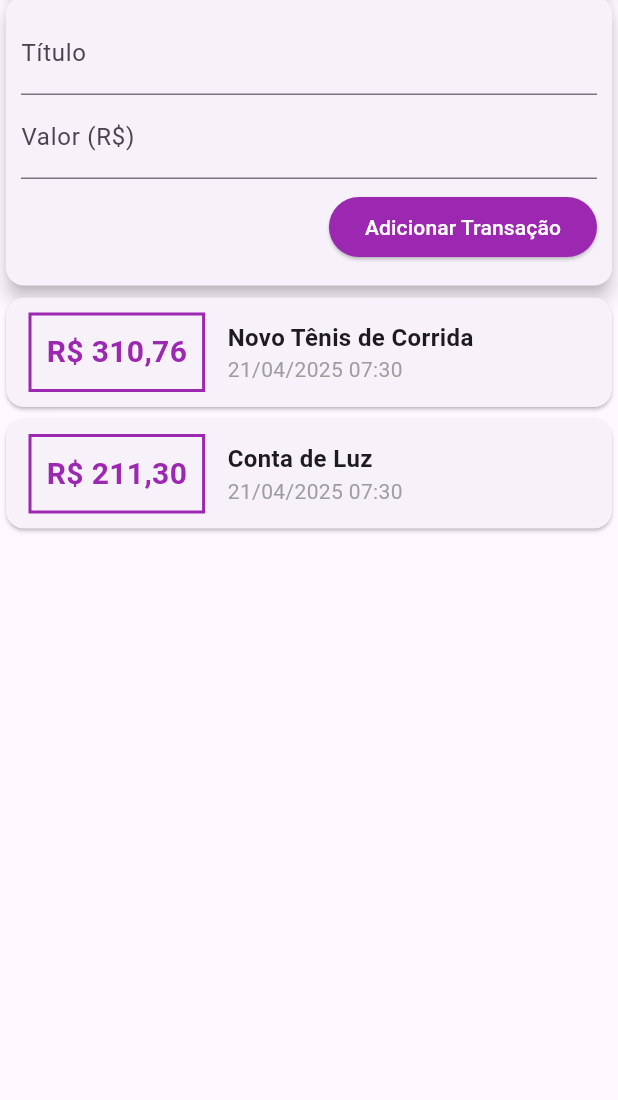
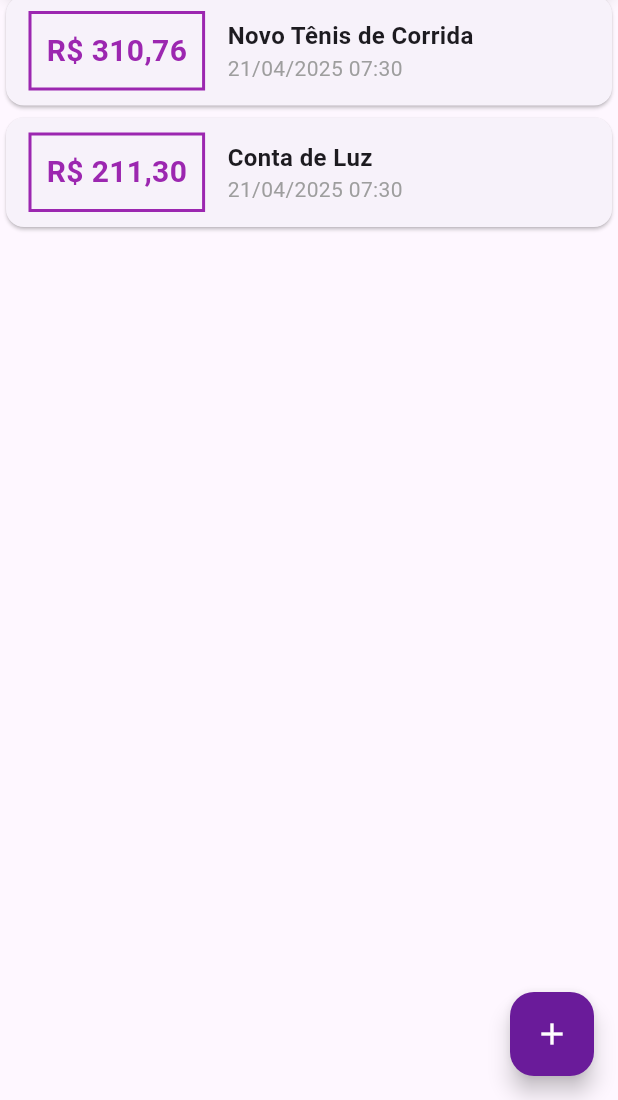
Before and after one commit to VitorLucas98/despesas_pessoais_app, a Flutter app: the screen it shows after launch, on a phone screen of 412 x 824 dp, the part 136-1236 px from its top. Run offline on Flutter 3.47's test engine with Material 3 defaults, Android fonts, the phone set to English and light mode, and no system bars; Roboto replaces fonts that are missing (OpenSans).

```diff
--- a/lib/components/transaction_form.dart
+++ b/lib/components/transaction_form.dart
@@ -1,12 +1,18 @@
 import 'package:flutter/material.dart';
 
-class TransactionForm extends StatelessWidget {
+class TransactionForm extends StatefulWidget {
   TransactionForm(this.onSubmit, {Key? key}) : super(key: key);
 
+  final void Function(String, double) onSubmit;
+
+  @override
+  State<TransactionForm> createState() => _TransactionFormState();
+}
+
+class _TransactionFormState extends State<TransactionForm> {
   final tituloController = TextEditingController();
+
   final valorController = TextEditingController();
-
-  final void Function(String, double) onSubmit;
 
   _submitForm() {
     final String titulo = tituloController.text;
@@ -14,7 +20,7 @@ class TransactionForm extends StatelessWidget {
     if (titulo.isEmpty || valor <= 0) {
       return;
     }
-    onSubmit(titulo, valor);
+    widget.onSubmit(titulo, valor);
   }
 
   @override
--- a/lib/components/transaction_user.dart
+++ /dev/null
@@ -1,56 +0,0 @@
-import 'dart:math';
-
-import 'package:despesas_pessoais_app/components/transaction_form.dart';
-import 'package:despesas_pessoais_app/components/transaction_list.dart';
-import 'package:despesas_pessoais_app/models/transaction.dart';
-import 'package:flutter/material.dart';
-
-class TransactionUser extends StatefulWidget {
-  const TransactionUser({super.key});
-
-  @override
-  State<TransactionUser> createState() => _TransactionUserState();
-}
-
-class _TransactionUserState extends State<TransactionUser> {
-
-    final _transactions = [
-    Transaction(
-      id: 't1',
-      title: 'Novo Tênis de Corrida',
-      value: 310.76,
-      date: DateTime.now(),
-    ),
-    Transaction(
-      id: 't2',
-      title: 'Conta de Luz',
-      value: 211.30,
-      date: DateTime.now(),
-    ),
-  ];
-
-
-_addTransaction(String title, double value){
-  final transaction = Transaction(
-    id: Random().nextDouble().toString(),
-    title: title,
-    value: value,
-    date: DateTime.now(),
-  );
-
-  setState(() {
-    _transactions.add(transaction);
-  });
-
-}
-
-  @override
-  Widget build(BuildContext context) {
-    return Column(
-      children: [
-        TransactionForm(_addTransaction),
-        TransactionList(_transactions),
-      ],
-    );
-  }
-}
--- a/lib/main.dart
+++ b/lib/main.dart
@@ -1,4 +1,8 @@
-import 'package:despesas_pessoais_app/components/transaction_user.dart';
+import 'dart:math';
+
+import 'package:despesas_pessoais_app/components/transaction_form.dart';
+import 'package:despesas_pessoais_app/components/transaction_list.dart';
+import 'package:despesas_pessoais_app/models/transaction.dart';
 import 'package:flutter/material.dart';
 
 main() => runApp(ExpensesApp());
@@ -12,11 +16,53 @@ class ExpensesApp extends StatelessWidget {
   }
 }
 
-class MyHomePage extends StatelessWidget {
+class MyHomePage extends StatefulWidget {
   MyHomePage({Key? key}) : super(key: key);
 
+  @override
+  State<MyHomePage> createState() => _MyHomePageState();
+}
+
+class _MyHomePageState extends State<MyHomePage> {
   final tituloController = TextEditingController();
+
   final valorController = TextEditingController();
+  final _transactions = [
+    Transaction(
+      id: 't1',
+      title: 'Novo Tênis de Corrida',
+      value: 310.76,
+      date: DateTime.now(),
+    ),
+    Transaction(
+      id: 't2',
+      title: 'Conta de Luz',
+      value: 211.30,
+      date: DateTime.now(),
+    ),
+  ];
+
+  _addTransaction(String title, double value) {
+    final transaction = Transaction(
+      id: Random().nextDouble().toString(),
+      title: title,
+      value: value,
+      date: DateTime.now(),
+    );
+
+    setState(() {
+      _transactions.add(transaction);
+    });
+  }
+
+  _openTransactionForm(BuildContext context) {
+    showModalBottomSheet(
+      context: context,
+      builder: (_) {
+        return TransactionForm(_addTransaction);
+      },
+    );
+  }
 
   @override
   Widget build(BuildContext context) {
@@ -44,9 +90,7 @@ class MyHomePage extends StatelessWidget {
               ),
               child: IconButton(
                 icon: Icon(Icons.add, color: Colors.purple), // Cor do ícone
-                onPressed: () {
-                  // Add action here
-                },
+                onPressed: () => _openTransactionForm(context),
               ),
             ),
           ),
@@ -56,11 +100,21 @@ class MyHomePage extends StatelessWidget {
         child: Column(
           crossAxisAlignment: CrossAxisAlignment.stretch,
           children: [
-            Card(color: Colors.blue, elevation: 5, child: const Text('Gráfico')),
-            TransactionUser(),
+            Card(
+              color: Colors.blue,
+              elevation: 5,
+              child: const Text('Gráfico'),
+            ),
+            TransactionList(_transactions),
           ],
         ),
       ),
+      floatingActionButton: FloatingActionButton(
+        child: const Icon(Icons.add, color: Colors.white), // Cor do ícone
+        backgroundColor: Color(0xFF6A1B9A), // Cor hexadecimal
+        onPressed: () => _openTransactionForm(context),
+      ),
+      floatingActionButtonLocation: FloatingActionButtonLocation.endFloat,
     );
   }
 }
```
